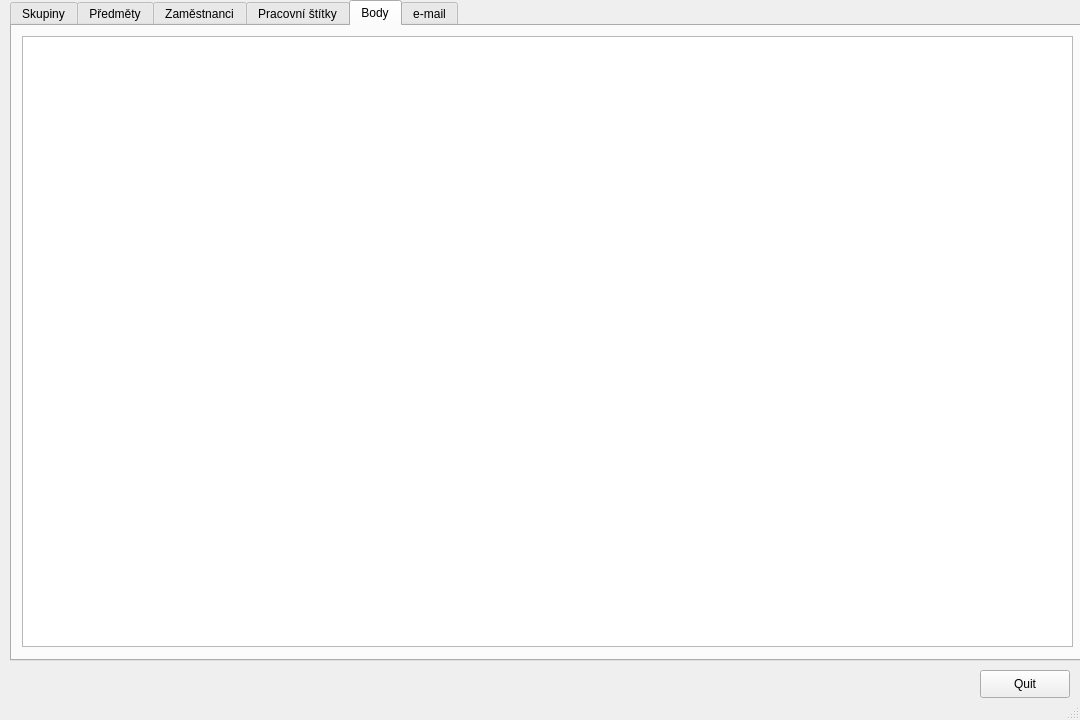
Old version of the form App/Qt/GUI.ui in the repository AleshR/AP8PO.
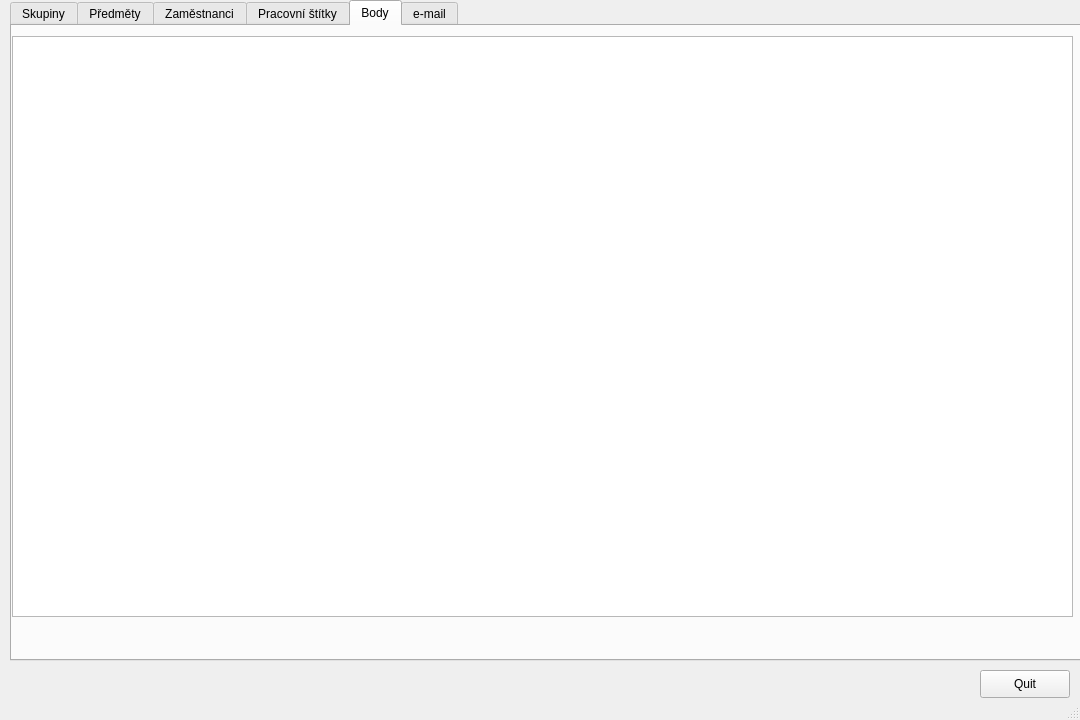
New version of the form. The open tabs and pages were chosen to show the change.

Commit message: GUI edited tables, and lot of time with mothafuckin JSON counting atributes (so still worth do make dynamic table alocation, than hardcoded values)

What changed in the file:
```diff
--- a/App/Qt/GUI.ui
+++ b/App/Qt/GUI.ui
@@ -213,10 +213,10 @@
      <widget class="QColumnView" name="columnView">
       <property name="geometry">
        <rect>
-        <x>10</x>
+        <x>0</x>
         <y>10</y>
-        <width>1051</width>
-        <height>611</height>
+        <width>1061</width>
+        <height>581</height>
        </rect>
       </property>
      </widget>
```
The commit also changes 7 other files.
